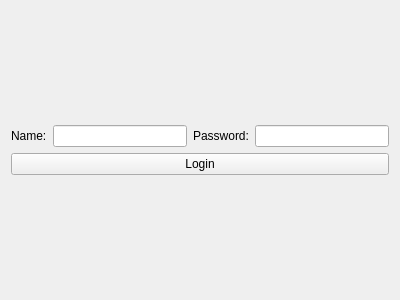
Qt form TallyOnRaspberry/loginscreen.ui (Deltachi/Tally_Teamproject) before a commit.
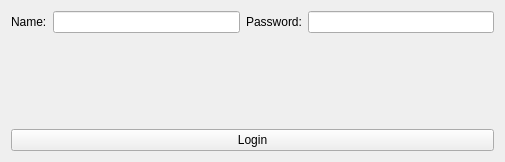
The same form after that commit.

Commit message: Login screen is now working. You can login with name: Philip and pw: 1234

Diff of the .ui file:
```diff
--- a/TallyOnRaspberry/loginscreen.ui
+++ b/TallyOnRaspberry/loginscreen.ui
@@ -6,8 +6,8 @@
    <rect>
     <x>0</x>
     <y>0</y>
-    <width>400</width>
-    <height>300</height>
+    <width>505</width>
+    <height>162</height>
    </rect>
   </property>
   <property name="windowTitle">
@@ -15,9 +15,9 @@
   </property>
   <layout class="QVBoxLayout" name="verticalLayout_2">
    <item>
-    <layout class="QVBoxLayout" name="verticalLayout">
+    <layout class="QVBoxLayout" name="verticalLayout" stretch="100,10,1">
      <item>
-      <layout class="QHBoxLayout" name="horizontalLayout">
+      <layout class="QHBoxLayout" name="horizontalLayout" stretch="0,0,0,0">
        <item>
         <widget class="QLabel" name="label">
          <property name="text">
@@ -40,6 +40,16 @@
        </item>
       </layout>
      </item>
+     <item>
+      <widget class="QLabel" name="label_wrongPw">
+       <property name="enabled">
+        <bool>true</bool>
+       </property>
+       <property name="text">
+        <string/>
+       </property>
+      </widget>
+     </item>
      <item>
       <widget class="QPushButton" name="pushButton">
        <property name="text">
```
Left out of the diff: 4 changed lines with no effect on the pictures. The commit also changes 3 other files.
